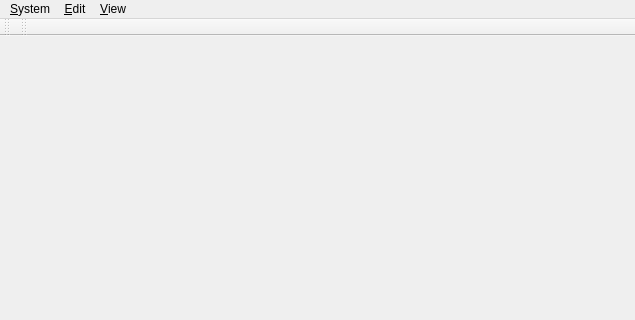
The window that client/wndmain.ui (tbikfalvi/Belenus) describes before a commit, drawn with Qt 5; both pictures show x 0 to 635 and y 0 to 320 of the 635 by 579 pixel window.
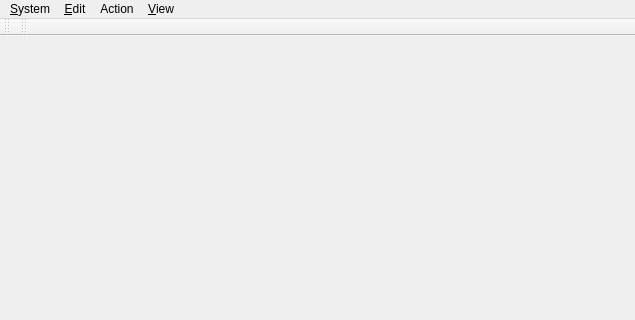
The same window after the commit.

Commit message: Action menu -> new patient

```diff
--- a/client/wndmain.ui
+++ b/client/wndmain.ui
@@ -61,8 +61,15 @@
     <addaction name="action_Logs"/>
     <addaction name="action_Hardwaretest"/>
    </widget>
+   <widget class="QMenu" name="menuAction">
+    <property name="title">
+     <string>Action</string>
+    </property>
+    <addaction name="action_PatientNew"/>
+   </widget>
    <addaction name="menu_System"/>
    <addaction name="menu_Edit"/>
+   <addaction name="menuAction"/>
    <addaction name="menu_View"/>
   </widget>
   <widget class="QStatusBar" name="statusbar"/>
```
Left out of the diff: 5 changed lines with no effect on the pictures. The commit also changes 3 other files.
